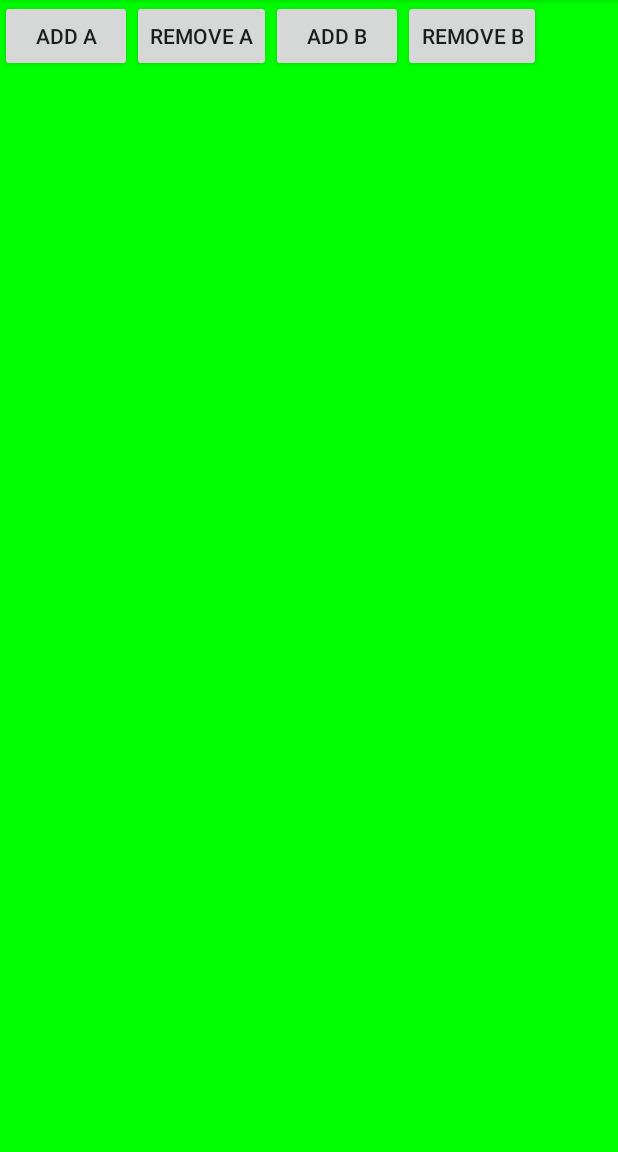
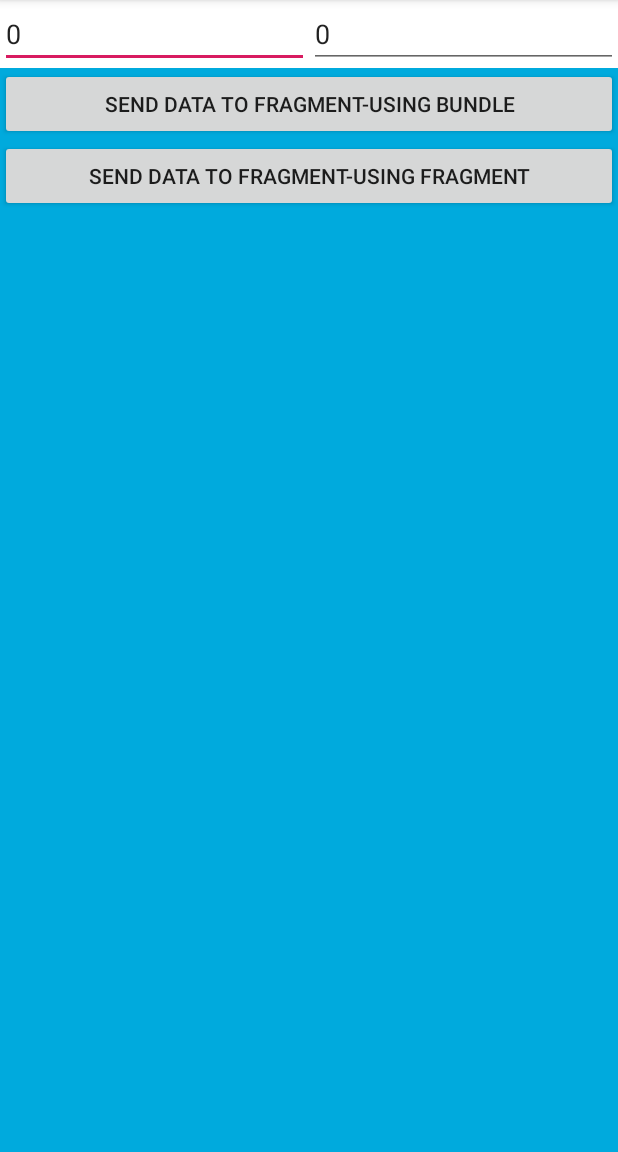
Before and after one commit to tarikuzzaman1/FundamentalsOfFragments, an Android app: the screen it shows after launch (MainActivity before the commit, SendDataFromActivityToFragment after it), on a phone screen of 412 x 824 dp, the part 84-1236 px from its top. Run offline under Robolectric (Android 15) with nearby library versions, the phone set to English and light mode, and no system bars.

Commit message:
Adorsho Abashon

```diff
--- a/app/build.gradle
+++ b/app/build.gradle
@@ -23,6 +23,7 @@ dependencies {
     implementation fileTree(dir: 'libs', include: ['*.jar'])
     implementation 'androidx.appcompat:appcompat:1.1.0'
     implementation 'androidx.constraintlayout:constraintlayout:1.1.3'
+    implementation 'androidx.legacy:legacy-support-v4:1.0.0'
     testImplementation 'junit:junit:4.12'
     androidTestImplementation 'androidx.test.ext:junit:1.1.1'
     androidTestImplementation 'androidx.test.espresso:espresso-core:3.2.0'
--- a/app/src/main/java/bd/dev/tarik/fundamentalsoffragments/FragmentB.java
+++ b/app/src/main/java/bd/dev/tarik/fundamentalsoffragments/FragmentB.java
@@ -24,7 +24,7 @@ public class FragmentB extends Fragment {
     @Override
     public void onCreate(@Nullable Bundle savedInstanceState) {
         super.onCreate(savedInstanceState);
-        Log.i(TAG, "onCreate");
+        Log.e(TAG, "onCreate");
     }
 
     @Nullable
--- /dev/null
+++ b/app/src/main/java/bd/dev/tarik/fundamentalsoffragments/SendDataFromActivityToFragment.java
@@ -0,0 +1,65 @@
+package bd.dev.tarik.fundamentalsoffragments;
+
+import androidx.appcompat.app.AppCompatActivity;
+import androidx.fragment.app.FragmentManager;
+import androidx.fragment.app.FragmentTransaction;
+
+import android.os.Bundle;
+import android.view.View;
+import android.widget.EditText;
+
+public class SendDataFromActivityToFragment extends AppCompatActivity {
+    private static final String TAG = SendDataFromActivityToFragment.class.getSimpleName();
+    private FragmentManager manager;
+    private EditText etFirstNumber, etSecondNumber;
+
+    @Override
+    protected void onCreate(Bundle savedInstanceState) {
+        super.onCreate(savedInstanceState);
+        setContentView(R.layout.send_data_from_activity_fragment);
+        manager = getSupportFragmentManager();
+        etFirstNumber = findViewById(R.id.etFirstNumber);
+        etSecondNumber = findViewById(R.id.etSecondNumber);
+    }
+
+    // TODO Pass Data to Fragment from Activity Using Bundle Object
+    public void sendDataToFragmentUsingBundleObject(View view) {
+
+        int firstNumber = Integer.valueOf(etFirstNumber.getText().toString().trim());
+        int secondNumber = Integer.valueOf(etSecondNumber.getText().toString().trim());
+
+        Bundle bundle = new Bundle();
+        bundle.putInt(Constants.FIRST_NUM, firstNumber);
+        bundle.putInt(Constants.SECOND_NUM, secondNumber);
+
+        ActivityToFragment fragment = new ActivityToFragment();
+        fragment.setArguments(bundle);
+
+        FragmentTransaction transaction = manager.beginTransaction();
+        transaction.add(R.id.containerFragmentA, fragment, "fragA");
+        transaction.commit();
+    }
+    public void sendDataToFragmentUsingFragmentObject(View view) {
+
+        int firstNumber = Integer.valueOf(etFirstNumber.getText().toString().trim());
+        int secondNumber = Integer.valueOf(etSecondNumber.getText().toString().trim());
+
+        /*Bundle bundle = new Bundle();
+        bundle.putInt(Constants.FIRST_NUM, firstNumber);
+        bundle.putInt(Constants.SECOND_NUM, secondNumber);*/
+
+        ActivityToFragment fragment = new ActivityToFragment();
+        //fragment.setArguments(bundle);
+        fragment.setData(firstNumber, secondNumber); // Passing the primitive Data Type
+        fragment.setEmployeeObj(new Employee()); // Passing Non-primitive Type Data
+
+        FragmentTransaction transaction = manager.beginTransaction();
+        transaction.add(R.id.containerFragmentA, fragment, "fragA");
+        transaction.commit();
+    }
+
+    public class Employee {
+        String name;
+        int profId;
+    }
+}
--- a/app/src/main/res/layout/fragment_a.xml
+++ b/app/src/main/res/layout/fragment_a.xml
@@ -4,7 +4,7 @@
     android:layout_width="match_parent"
     android:layout_height="match_parent"
     android:orientation="vertical"
-    android:background="#0FF">
+    android:background="#FD0">
 
     <TextView
         android:id="@+id/textView"
@@ -12,5 +12,6 @@
         android:layout_height="wrap_content"
         android:textSize="30sp"
         android:gravity="center"
+        android:textStyle="bold"
         android:text="Fragment A" />
 </LinearLayout>
--- a/app/src/main/res/layout/fragment_b.xml
+++ b/app/src/main/res/layout/fragment_b.xml
@@ -12,6 +12,7 @@
         android:layout_height="wrap_content"
         android:textSize="30sp"
         android:gravity="center"
+        android:textStyle="bold"
         android:textColor="@android:color/white"
         android:text="Fragment B" />
 </LinearLayout>
--- /dev/null
+++ b/app/src/main/res/layout/send_data_from_activity_fragment.xml
@@ -0,0 +1,48 @@
+<?xml version="1.0" encoding="utf-8"?>
+<LinearLayout
+    android:id="@+id/relativeLayout"
+    xmlns:android="http://schemas.android.com/apk/res/android"
+    xmlns:tools="http://schemas.android.com/tools"
+    android:layout_width="match_parent"
+    android:layout_height="match_parent"
+    android:background="#0AD"
+    android:orientation="vertical"
+    tools:context=".SendDataFromActivityToFragment">
+    <LinearLayout
+        android:layout_width="match_parent"
+        android:layout_height="wrap_content"
+        android:background="@android:color/white"
+        android:orientation="horizontal">
+        <EditText
+            android:id="@+id/etFirstNumber"
+            android:layout_width="0dp"
+            android:layout_height="wrap_content"
+            android:layout_weight="1"
+            android:inputType="number"
+            android:text="0"/>
+        <EditText
+            android:id="@+id/etSecondNumber"
+            android:layout_width="0dp"
+            android:layout_height="wrap_content"
+            android:layout_weight="1"
+            android:inputType="number"
+            android:text="0"/>
+    </LinearLayout>
+    <Button
+        android:layout_width="match_parent"
+        android:layout_height="wrap_content"
+        android:onClick="sendDataToFragmentUsingBundleObject"
+        android:text="SEND DATA TO FRAGMENT-Using Bundle"/>
+    <Button
+        android:layout_width="match_parent"
+        android:layout_height="wrap_content"
+        android:onClick="sendDataToFragmentUsingFragmentObject"
+        android:text="SEND DATA TO FRAGMENT-Using Fragment"/>
+    <FrameLayout
+        android:id="@+id/containerFragmentA"
+        android:layout_width="match_parent"
+        android:layout_height="match_parent"
+        android:layout_margin="10sp"
+        android:layout_centerInParent="true"/>
+
+</LinearLayout>
--- a/app/src/main/res/values/strings.xml
+++ b/app/src/main/res/values/strings.xml
@@ -1,3 +1,6 @@
 <resources>
     <string name="app_name">FundamentalsOfFragments</string>
+
+    <!-- TODO: Remove or change this placeholder text -->
+    <string name="hello_blank_fragment">Hello blank fragment</string>
 </resources>
```
Also changed, not shown: app/src/main/AndroidManifest.xml (+12 -1 lines), app/src/main/java/bd/dev/tarik/fundamentalsoffragments/ActivityToFragment.java (added, +57 -0 lines), app/src/main/java/bd/dev/tarik/fundamentalsoffragments/Constants.java (added, +8 -0 lines), app/src/main/java/bd/dev/tarik/fundamentalsoffragments/FragmentToActivit.java (added, +31 -0 lines), app/src/main/java/bd/dev/tarik/fundamentalsoffragments/MainActivity.java (+91 -1 lines), app/src/main/java/bd/dev/tarik/fundamentalsoffragments/SendDataFromFragmentToActivity.java (added, +14 -0 lines), app/src/main/res/layout/activity_main.xml (+54 -6 lines), app/src/main/res/layout/fragment_show_passed_data_activity_to_fragment.xml (added, +30 -0 lines), app/src/main/res/layout/fragment_to_activity_input_data.xml (added, +14 -0 lines), app/src/main/res/layout/send_data_from_fragment_to_activity.xml (added, +9 -0 lines), 1 other file.
